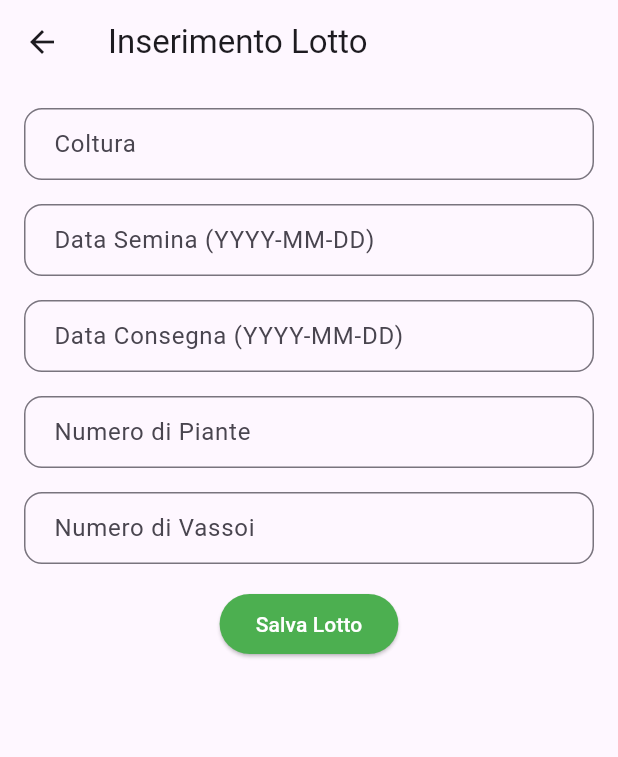
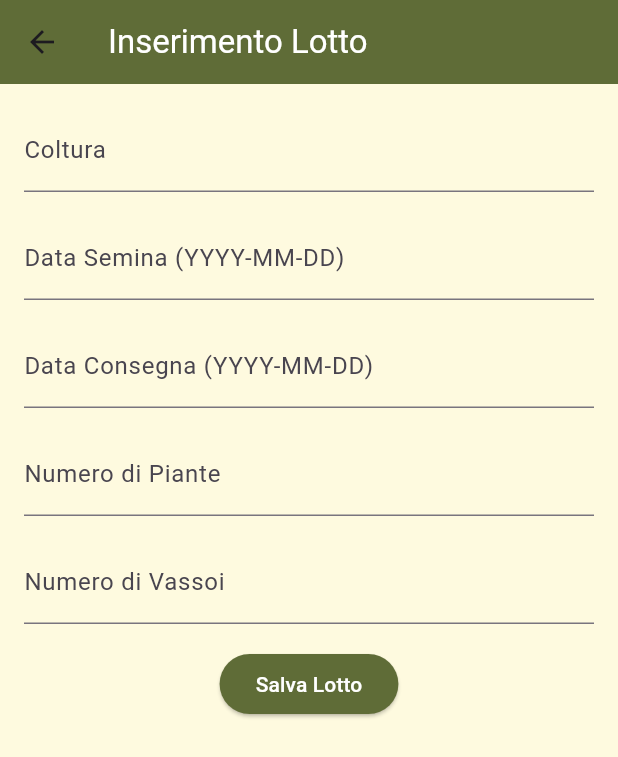
Before and after one commit to ProgettoEMAD/EMAD24-25-GrowMate, a Flutter app: the VivaioScreen screen opened by its route, after a tap on "Aggiungi lotto", on a phone screen of 412 x 824 dp. Shown: the top 757 px of the screen. Run offline on Flutter 3.47's test engine with Material 3 defaults, Android fonts, the phone set to English and light mode, and no system bars; our stand-ins replace camera, cloud_firestore, firebase_auth, firebase_core, fl_chart, flutter_svg and 1 more; accounts and stored records are empty; generated files the repository leaves out were written again.

Commit message:
Ulteriori modifiche

```diff
--- a/frontend_web/lib/inserimentolotto.dart
+++ b/frontend_web/lib/inserimentolotto.dart
@@ -18,7 +18,6 @@
       final user = FirebaseAuth.instance.currentUser;
 
       if (user == null) {
-        print("Utente non autenticato.");
         return;
       }
 
@@ -29,16 +28,13 @@
       final vassoi = int.tryParse(vassoiController.text) ?? 0;
 
       if (coltura.isEmpty || dataSeminaString.isEmpty || dataConsegnaString.isEmpty) {
-        print("Campi obbligatori mancanti.");
         return;
       }
 
-      // Conversione delle date
       final dataSemina = DateTime.tryParse(dataSeminaString);
       final dataConsegna = DateTime.tryParse(dataConsegnaString);
 
       if (dataSemina == null || dataConsegna == null) {
-        print("Formato delle date non valido. Usa il formato YYYY-MM-DD.");
         return;
       }
 
@@ -48,7 +44,6 @@
           .get();
 
       if (userQuery.docs.isEmpty) {
-        print("Nessun vivaio associato trovato per l'utente.");
         return;
       }
 
@@ -60,17 +55,13 @@
           .get();
 
       if (vivaioQuery.docs.isEmpty) {
-        print("Nessun documento trovato nella collezione 'vivaio' con questo ID.");
         return;
       }
 
       final vivaioDoc = vivaioQuery.docs.first;
-      final vivaioRef =
-          FirebaseFirestore.instance.collection('vivaio').doc(vivaioDoc.id);
+      final vivaioRef = FirebaseFirestore.instance.collection('vivaio').doc(vivaioDoc.id);
 
-      final counterRef = FirebaseFirestore.instance
-          .collection('Counters')
-          .doc('lotto_counter');
+      final counterRef = FirebaseFirestore.instance.collection('Counters').doc('lotto_counter');
       final counterSnapshot = await counterRef.get();
 
       int nextId = 1;
@@ -80,58 +71,37 @@
 
       await counterRef.set({'current': nextId});
 
-      await FirebaseFirestore.instance
-          .collection('Lotto')
-          .doc(nextId.toString())
-          .set(Lotto(
+      await FirebaseFirestore.instance.collection('Lotto').doc(nextId.toString()).set(
+        Lotto(
           idLotto: nextId,
           coltura: coltura,
           dataSemina: dataSemina,
           dataConsegna: dataConsegna,
           piante: piante,
           vassoi: vassoi,
-          ).toJson());
-
-      print("Lotto salvato con successo con ID: ${nextId.toString()}");
+        ).toJson(),
+      );
 
       await vivaioRef.update({
-        'lotti': FieldValue.arrayUnion([nextId.toString()]),
+        'lotti': FieldValue.arrayUnion([nextId]),
       });
 
-      print("L'array 'lotti' del vivaio è stato aggiornato con successo.");
       if (context.mounted) {
         Navigator.pushReplacement(
           context,
           MaterialPageRoute(builder: (context) => VivaioScreen()),
         );
       }
-    } catch (e) {
-      print("Errore durante il salvataggio del lotto o aggiornamento del vivaio: $e");
+    } catch (e) {}
   }
-  }
-
-  bool _isValidDate(String input) {
-    try {
-      DateTime.parse(input);
-      return true;
-    } catch (_) {
-      return false;
-    }
-  }
-
-  getInputDecoration(String label) => InputDecoration(
-        contentPadding: EdgeInsets.symmetric(horizontal: 16),
-        border: OutlineInputBorder(
-          borderRadius: BorderRadius.circular(12),
-        ),
-        labelText: label,
-      );
 
   @override
   Widget build(BuildContext context) {
     return Scaffold(
+      backgroundColor: Color(0xFFFEFADF),
       appBar: AppBar(
-        title: const Text('Inserimento Lotto'),
+        title: const Text('Inserimento Lotto', style: TextStyle(color: Colors.white)),
+        backgroundColor: Color(0xFF5F6C37),
       ),
       body: Padding(
         padding: const EdgeInsets.all(16.0),
@@ -139,13 +109,13 @@
           children: [
             TextField(
               controller: colturaController,
-              decoration: getInputDecoration('Coltura'),
+              decoration: InputDecoration(labelText: 'Coltura'),
             ),
             const SizedBox(height: 16),
             TextField(
               controller: dataSeminaController,
               readOnly: true,
-              decoration: getInputDecoration('Data Semina (YYYY-MM-DD)'),
+              decoration: InputDecoration(labelText: 'Data Semina (YYYY-MM-DD)'),
               onTap: () async {
                 DateTime? pickedDate = await showDatePicker(
                   context: context,
@@ -154,7 +124,7 @@
                   lastDate: DateTime(2100),
                 );
                 if (pickedDate != null) {
-                  dataSeminaController.text = pickedDate.toIso8601String().split('T')[0];
+                  dataSeminaController.text = "${pickedDate.year}-${pickedDate.month.toString().padLeft(2, '0')}-${pickedDate.day.toString().padLeft(2, '0')}";
                 }
               },
             ),
@@ -162,7 +132,7 @@
             TextField(
               controller: dataConsegnaController,
               readOnly: true,
-              decoration: getInputDecoration('Data Consegna (YYYY-MM-DD)'),
+              decoration: InputDecoration(labelText: 'Data Consegna (YYYY-MM-DD)'),
               onTap: () async {
                 DateTime? pickedDate = await showDatePicker(
                   context: context,
@@ -171,7 +141,7 @@
                   lastDate: DateTime(2100),
                 );
                 if (pickedDate != null) {
-                  dataConsegnaController.text = pickedDate.toIso8601String().split('T')[0];
+                  dataConsegnaController.text = "${pickedDate.year}-${pickedDate.month.toString().padLeft(2, '0')}-${pickedDate.day.toString().padLeft(2, '0')}";
                 }
               },
             ),
@@ -179,18 +149,18 @@
             TextField(
               controller: pianteController,
               keyboardType: TextInputType.number,
-              decoration: getInputDecoration('Numero di Piante'),
+              decoration: InputDecoration(labelText: 'Numero di Piante'),
             ),
             const SizedBox(height: 16),
             TextField(
               controller: vassoiController,
               keyboardType: TextInputType.number,
-              decoration: getInputDecoration('Numero di Vassoi'),
+              decoration: InputDecoration(labelText: 'Numero di Vassoi'),
             ),
             const SizedBox(height: 16),
             ElevatedButton(
               style: ElevatedButton.styleFrom(
-                backgroundColor: Colors.green,
+                backgroundColor: Color(0xFF5F6C37),
                 foregroundColor: Colors.white,
               ),
               onPressed: () => _salvaLotto(context),
--- a/frontend_web/lib/login.dart
+++ b/frontend_web/lib/login.dart
@@ -66,7 +66,7 @@
                 SizedBox(
                   width: MediaQuery.of(context).size.height * 0.1,
                   height: MediaQuery.of(context).size.height * 0.1,
-                  child: SvgPicture.asset('assets/logo.svg'),
+                  child: SvgPicture.asset('assets/icon1.svg'),
                 ),
                 const VerticalDivider(
                   color: Colors.grey,
--- a/frontend_web/lib/main.dart
+++ b/frontend_web/lib/main.dart
@@ -53,7 +53,7 @@
                 SizedBox(
                   width: MediaQuery.of(context).size.height * 0.1,
                   height: MediaQuery.of(context).size.height * 0.1,
-                  child: SvgPicture.asset('assets/logo.svg'),
+                  child: SvgPicture.asset('assets/icon1.svg'),
                 ),
                 const VerticalDivider(
                   color: Colors.grey,
--- a/frontend_web/lib/vivaio.dart
+++ b/frontend_web/lib/vivaio.dart
@@ -5,6 +5,7 @@
 import 'package:growmate_web/inserimentodip.dart';
 import 'package:growmate_web/inserimentolotto.dart';
 import 'package:growmate_web/model/lotto.dart';
+import 'package:growmate_web/main.dart';
 
 class VivaioScreen extends StatefulWidget {
   static const String routeName = "vivaio";
@@ -92,7 +93,7 @@
       appBar: AppBar(
         automaticallyImplyLeading: false,
         backgroundColor: Color(0xFF5F6C37),
-        leading: SvgPicture.asset('assets/logo.svg'),
+        leading: SvgPicture.asset('assets/icon1.svg'),
         centerTitle: false,
         title: const Text(
           "Benvenuto nel tuo vivaio",
@@ -169,19 +170,36 @@
                 ),
               ],
             ),
-      floatingActionButton: FloatingActionButton.extended(
+      floatingActionButtonLocation: FloatingActionButtonLocation.centerFloat,
+      floatingActionButton: Row(
+        mainAxisAlignment: MainAxisAlignment.spaceEvenly,
+        children: [
+          FloatingActionButton.extended(
             backgroundColor: Color(0xFF5F6C37),
             foregroundColor: Colors.white,
             onPressed: () {
-          Navigator.of(context).push(
+                    Navigator.of(context).pushNamed(App.routeName);
+                  },
+            icon: const Icon(Icons.logout),
+            label: const Text("Logout"),
+          ),
+          FloatingActionButton.extended(
+            backgroundColor: Color(0xFF5F6C37),
+            foregroundColor: Colors.white,
+            onPressed: () {
+              Navigator.of(context)
+                  .push(
                     MaterialPageRoute(
                       builder: (_) => InserimentoLotto(),
                     ),
-          );
+                  )
+                  .then((_) => _fetchUserLotti());
             },
             icon: const Icon(Icons.add),
             label: const Text("Aggiungi lotto"),
           ),
+        ],
+      ),
     );
   }
 }
```
Also changed, not shown: frontend_web/assets/icon1.svg (added), frontend_web/assets/illustration1.svg (added), frontend_web/assets/illustration2.svg (added), frontend_web/assets/illustration3.svg (added), frontend_web/assets/illustration4.svg (added), frontend_web/assets/porta.svg (added). Lines whose indentation alone changed are shown as unchanged.
